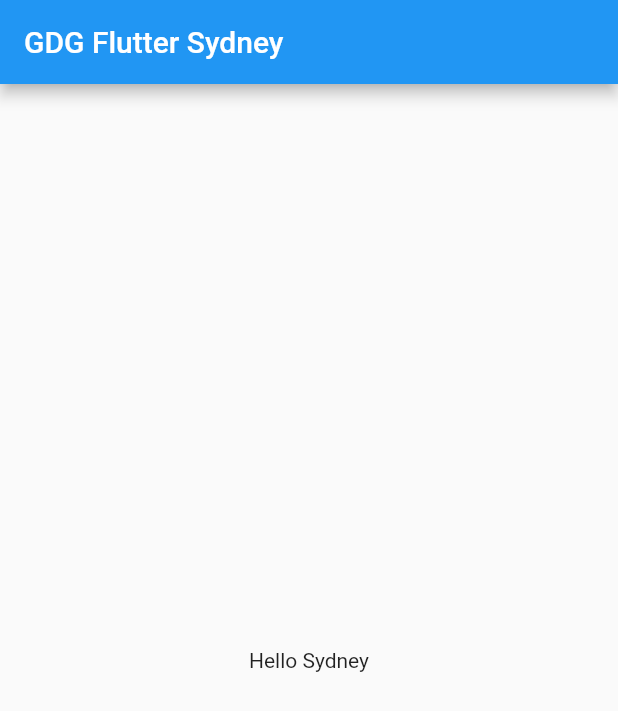
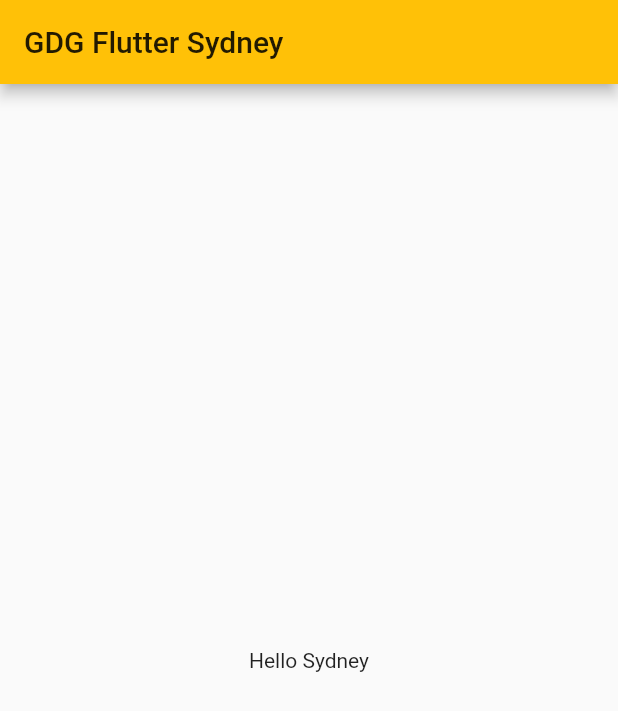
Before and after one commit to QuirijnGB/flutter_study_jam, a Flutter app: the screen it shows after launch, on a phone screen of 412 x 824 dp. Shown: the top 711 px of the screen. Run offline on Flutter 3.47's test engine with Material 2 defaults, Android fonts, the phone set to English and light mode, and no system bars.

Commit message:
Update theme color

```diff
--- a/lib/main.dart
+++ b/lib/main.dart
@@ -9,7 +9,8 @@ class MyApp extends StatelessWidget {
     return new MaterialApp(
       title: 'GDG Flutter Sydney',
       theme: new ThemeData(
-        primarySwatch: Colors.blue,
+        primarySwatch: Colors.amber,
+        accentColor: Colors.amberAccent,
       ),
       home: new MyHomePage(title: 'GDG Flutter Sydney'),
     );
```
